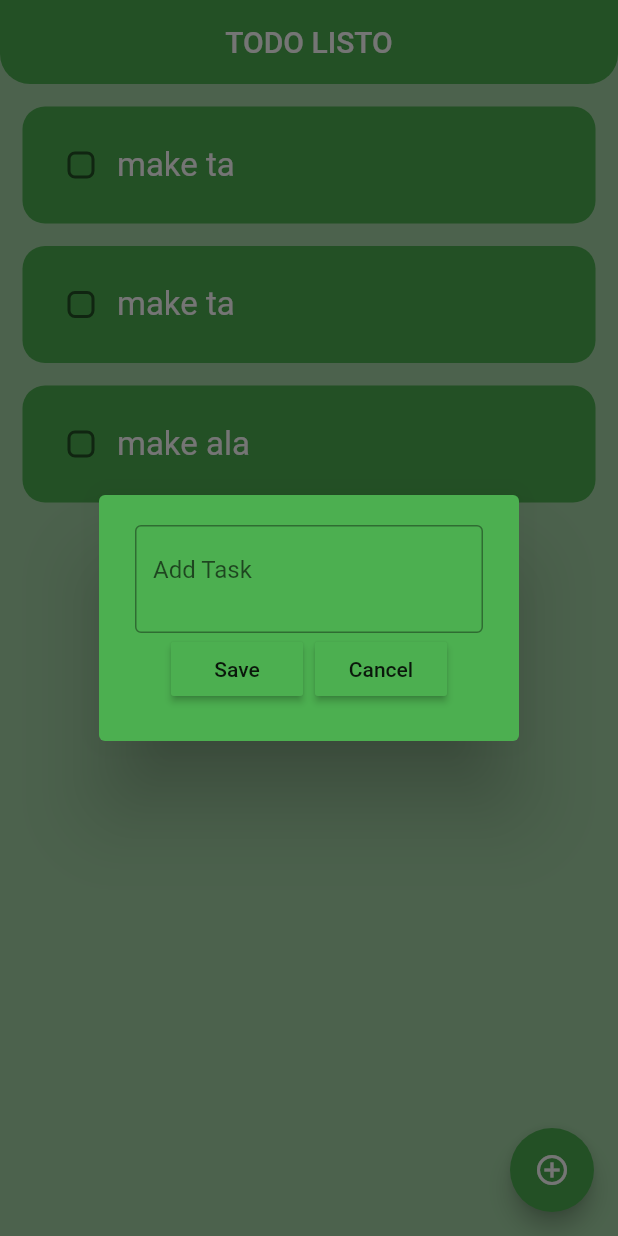
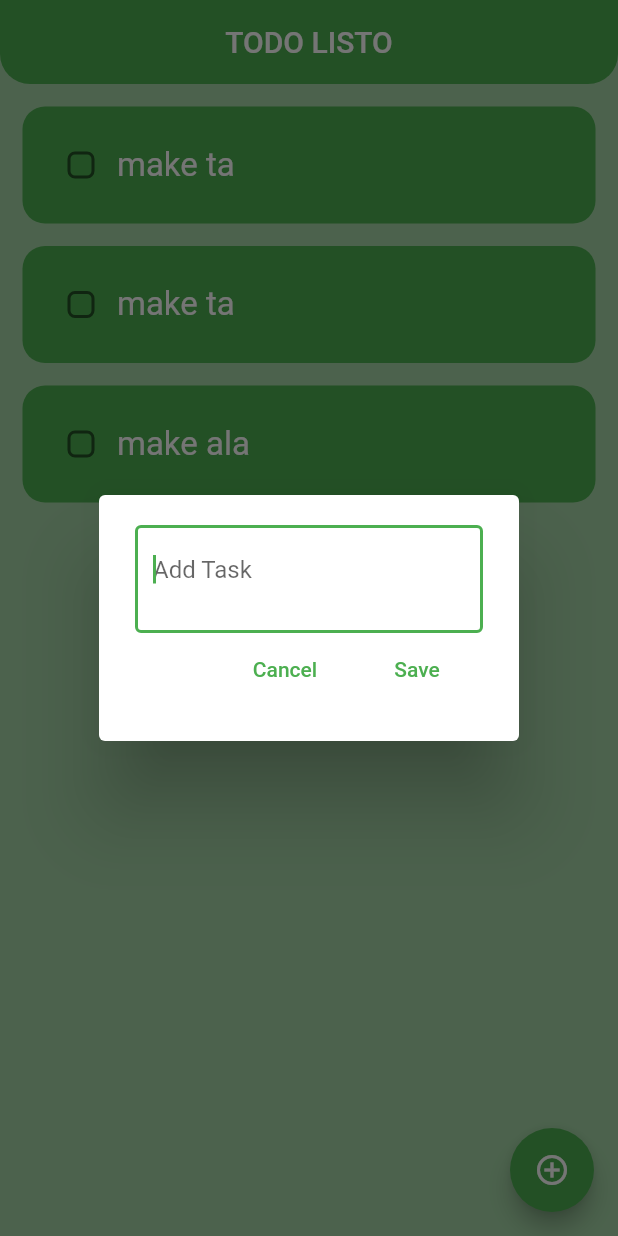
Before and after one commit to AdrianGroh306/todo_listo, a Flutter app: the screen it shows after launch, after a tap on the "add circle outline" icon, on a phone screen of 412 x 824 dp. Run offline on Flutter 3.47's test engine with Material 2 defaults, Android fonts, the phone set to English and light mode, and no system bars; drawn by our look-alikes of auto_size_text, flutter_slidable.

Commit message:
Design update: - dialog_box design and buttons fit to the edit_box Function update:

```diff
--- a/lib/util/dialog_box.dart
+++ b/lib/util/dialog_box.dart
@@ -15,7 +15,6 @@ class DialogBox extends StatelessWidget {
   @override
   Widget build(BuildContext context) {
     return AlertDialog(
-      backgroundColor: Colors.green,
       content: SizedBox(
         width: 200,
         height: 120,
@@ -25,23 +24,20 @@ class DialogBox extends StatelessWidget {
             //Get user input
             Expanded(
               child: TextField(
+                autofocus: true,
                 controller: controller,
                 decoration: const InputDecoration(
-                      border: OutlineInputBorder(),
-                      hintText: "Add Task"),
+                    border: OutlineInputBorder(), hintText: "Add Task"),
                 maxLines: 3,
               ),
             ),
             Row(
-                mainAxisAlignment: MainAxisAlignment.center,
+              mainAxisAlignment: MainAxisAlignment.end,
               children: [
+                // cancel button
+                MyButton(text: "Cancel", onPressed: onCancel),
                 // save button
                 MyButton(text: "Save", onPressed: onSave),
-                  const SizedBox(
-                    width: 8,
-                  ),
-                  // cancel button
-                  MyButton(text: "Cancel", onPressed: onCancel),
               ],
             )
             //button - save + cancel
--- a/lib/util/my_button.dart
+++ b/lib/util/my_button.dart
@@ -14,7 +14,8 @@ class MyButton extends StatelessWidget {
   Widget build(BuildContext context) {
     return MaterialButton(
         onPressed: onPressed,
-      color: Theme.of(context).primaryColor,
+      textColor: Theme.of(context).primaryColor,
+
     child: Text(text),
     );
   }
```
Lines whose indentation alone changed are shown as unchanged.
